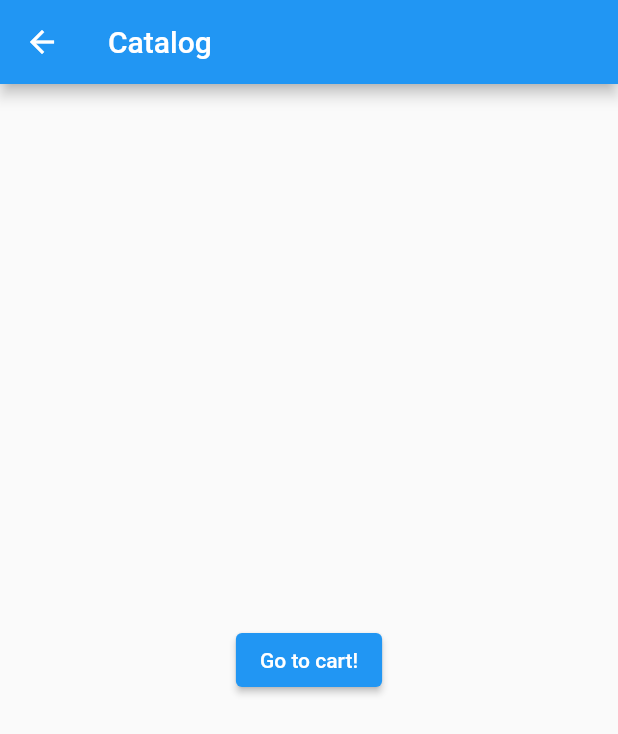
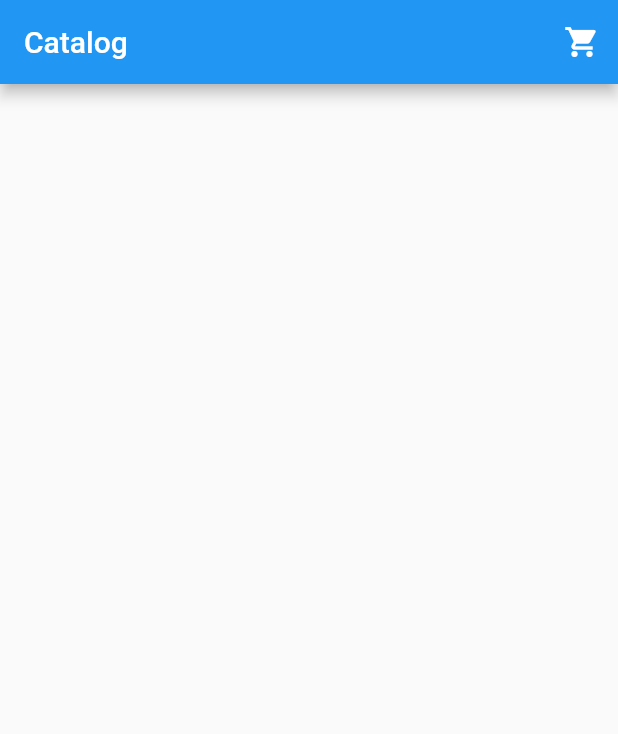
Before and after one commit to marwan-rashed/tutorial_flutter, a Flutter app: the Catalog screen opened directly, on a phone screen of 412 x 824 dp. Shown: the top 734 px of the screen. Run offline on Flutter 3.47's test engine with Material 2 defaults, Android fonts, the phone set to English and light mode, and no system bars.

Commit message:
Edit Catalog AppBar

```diff
--- a/lib/catalog.dart
+++ b/lib/catalog.dart
@@ -1,3 +1,5 @@
+// ignore_for_file: prefer_const_constructors, prefer_const_literals_to_create_immutables
+
 import 'package:flutter/material.dart';
 import 'cart.dart';
 
@@ -9,19 +11,20 @@ class Catalog extends StatelessWidget {
     return Scaffold(
       appBar: AppBar(
         title: const Text('Catalog'),
+        automaticallyImplyLeading: false,
+        actions: [
+          IconButton(
+            icon: const Icon(Icons.shopping_cart),
+            onPressed: () => {
+              Navigator.push(
+                context,
+                MaterialPageRoute(builder: (context) => const Cart()),
+              )
+            },
+          ),
+        ],
       ),
-      body: Center(
-        child: ElevatedButton(
-          onPressed: () {
-            // Navigate back to first route when tapped.
-            Navigator.push(
-              context,
-              MaterialPageRoute(builder: (context) => const Cart()),
-            );
-          },
-          child: const Text('Go to cart!'),
-        ),
-      ),
+      body: Center(child: Center()),
     );
   }
 }
```
